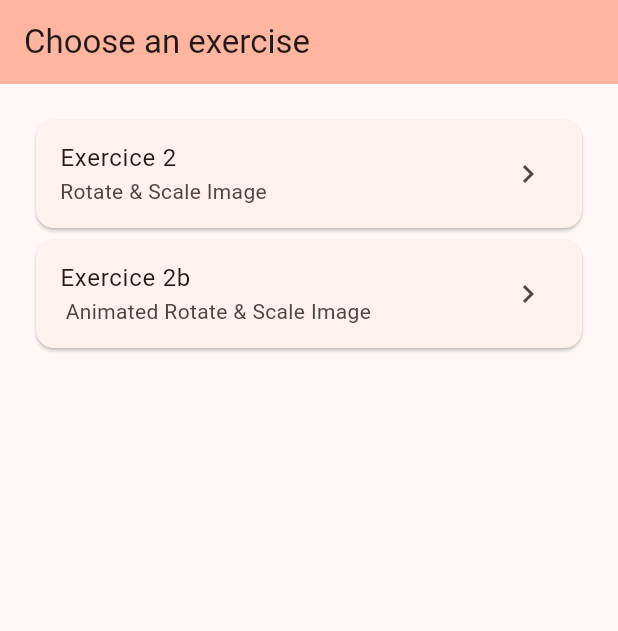
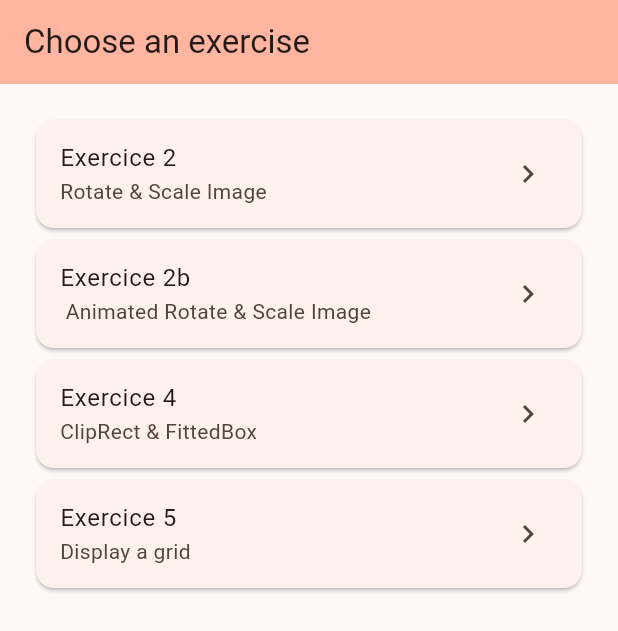
Before and after one commit to A3-M1/taquin, a Flutter app: the screen it shows after launch, on a phone screen of 412 x 824 dp. Shown: the top 631 px of the screen. Run offline on Flutter 3.47's test engine with Material 3 defaults, Android fonts, the phone set to English and light mode, and no system bars.

Commit message:
add exo 5

```diff
--- a/lib/exolist.dart
+++ b/lib/exolist.dart
@@ -2,6 +2,7 @@ import 'exo2b.dart';
 import 'exo.dart';
 import 'exo2.dart';
 import 'exo4.dart';
+import 'exo5a.dart';
 
 final exerciseList = [
   Exercice(
@@ -10,4 +11,7 @@ final exerciseList = [
       name: 'Exercice 2b',
       description: ' Animated Rotate & Scale Image',
       page: Exo2b()),
+  Exercice(
+      name: 'Exercice 4', description: 'ClipRect & FittedBox', page: Exo4()),
+  Exercice(name: 'Exercice 5', description: 'Display a grid', page: Exo5a())
 ];
```
Also changed, not shown: lib/exo5a.dart (added, +28 -0 lines).
